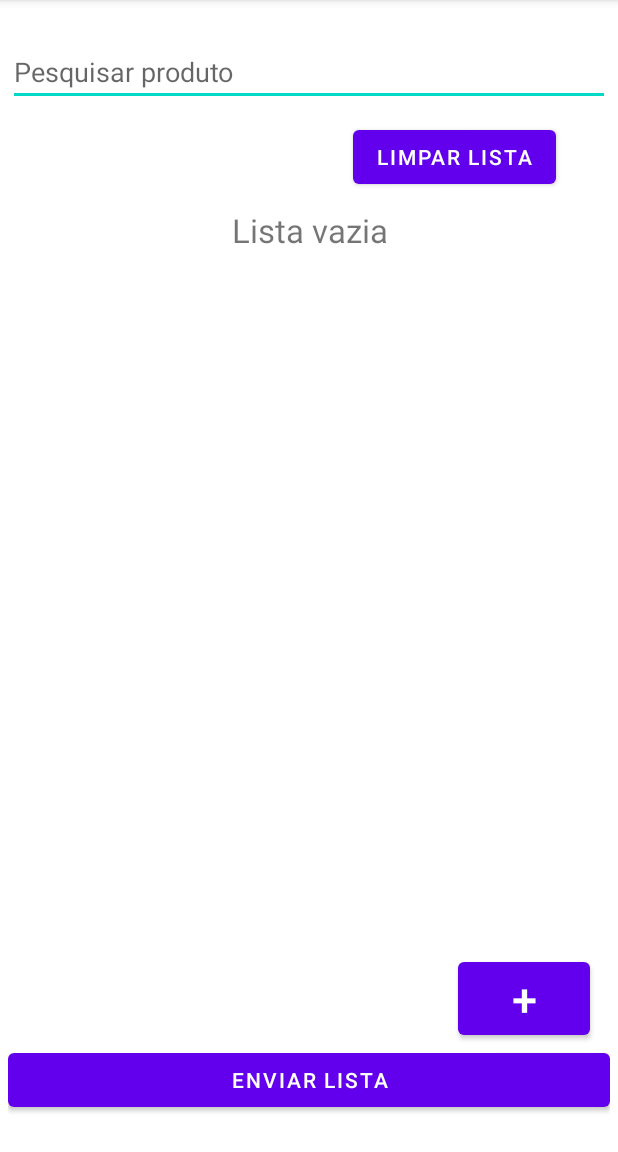
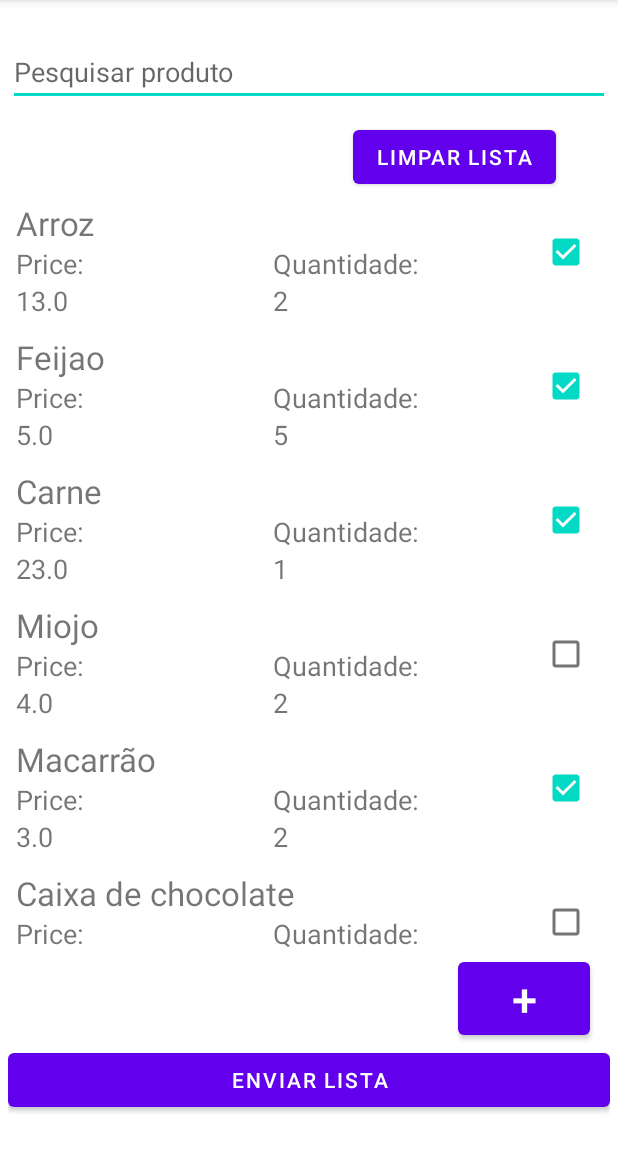
Before and after one commit to matheusoc08/home-food-storage-android, an Android app: the screen it shows after launch (MainActivity), on a phone screen of 412 x 824 dp, the part 84-1236 px from its top. Run offline under Robolectric (Android 15) with nearby library versions, the phone set to English and light mode, and no system bars.

Commit message:
Create the method updateList to update the recyclerView after an action. Set the 'buttonCleanList' to clean the list and call 'updateList()'. Create a method the load the shopping list with some items for test. The method checkEmptyList was updated to hide the 'buttonSendStorage' if the list is empty

```diff
--- a/app/src/main/java/com/home_food_storage/MainActivity.java
+++ b/app/src/main/java/com/home_food_storage/MainActivity.java
@@ -16,9 +16,9 @@ import java.util.ArrayList;
 public class MainActivity extends AppCompatActivity {
 
     EditText editTextSearchItem;
-    TextView textViewCleanList, textViewMessageEmptyList;
+    TextView textViewMessageEmptyList;
     RecyclerView recyclerViewItemList;
-    Button buttonNewItem;
+    Button buttonNewItem, buttonSendStorage, buttonCleanList;
     ArrayList<DtoItem> arrayItemList = new ArrayList<>();
 
     @Override
@@ -27,31 +27,57 @@ public class MainActivity extends AppCompatActivity {
         setContentView(R.layout.activity_main);
 
         editTextSearchItem = findViewById(R.id.editTextSearchItem);
-        textViewCleanList = findViewById(R.id.textViewCleanList);
         textViewMessageEmptyList = findViewById(R.id.textViewMessageEmptyList);
         recyclerViewItemList = findViewById(R.id.recyclerViewItemList);
         buttonNewItem = findViewById(R.id.buttonNewItem);
+        buttonSendStorage = findViewById(R.id.buttonSendStorage);
+        buttonCleanList = findViewById(R.id.buttonCleanList);
 
-        ItemListAdapter adapter = new ItemListAdapter();
-        recyclerViewItemList.setLayoutManager(new LinearLayoutManager(MainActivity.this));
-        recyclerViewItemList.setAdapter(adapter);
+        carregaLista();
 
-        checkEmptyList();
+        atualizarLista();
 
         buttonNewItem.setOnClickListener(new View.OnClickListener() {
             @Override
             public void onClick(View view) {
+                carregaLista();
+                atualizarLista();
+            }
+        });
 
+        buttonCleanList.setOnClickListener(new View.OnClickListener() {
+            @Override
+            public void onClick(View view) {
+                arrayItemList.clear();
+                atualizarLista();
             }
         });
     }
 
-    public void checkEmptyList(){
+    private void atualizarLista() {
+        ItemListAdapter adapter = new ItemListAdapter(arrayItemList);
+        recyclerViewItemList.setLayoutManager(new LinearLayoutManager(MainActivity.this));
+        recyclerViewItemList.setAdapter(adapter);
+        checkEmptyList();
+    }
+
+    private void checkEmptyList(){
         if(arrayItemList.isEmpty()){
             textViewMessageEmptyList.setVisibility(View.VISIBLE);
+            buttonSendStorage.setVisibility(View.INVISIBLE);
         }
         else{
             textViewMessageEmptyList.setVisibility(View.INVISIBLE);
+            buttonSendStorage.setVisibility(View.VISIBLE);
         }
     }
+
+    private void carregaLista(){
+        arrayItemList.add(new DtoItem("Arroz", "Arroz", 5, 13.00, 2, true));
+        arrayItemList.add(new DtoItem("Feijao", "Feijao", 1, 5.00, 5, true));
+        arrayItemList.add(new DtoItem("Carne", "Carne", 1.5, 23.00, 1, true));
+        arrayItemList.add(new DtoItem("Miojo", "Sabor frango", 0, 4.00, 2, false));
+        arrayItemList.add(new DtoItem("Macarrão", "Espageti", 0.5, 3.00, 2, true));
+        arrayItemList.add(new DtoItem("Caixa de chocolate", null, 0, 13.00, 2, false));
+    }
 }
```
